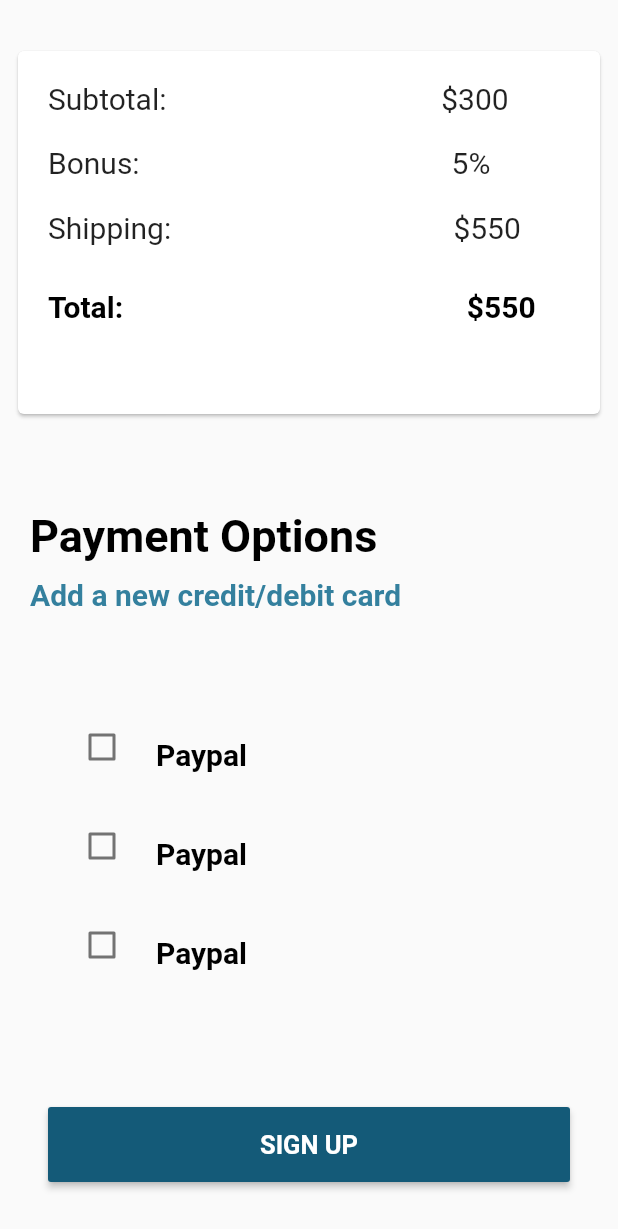
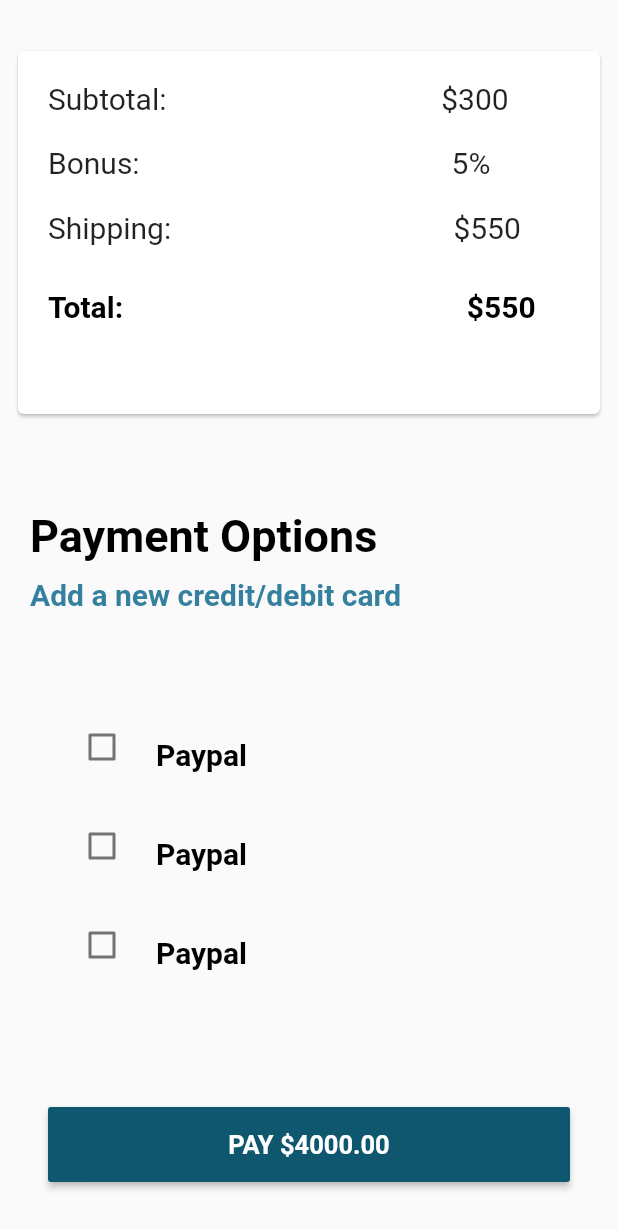
Before and after one commit to HunainHumail/onlala_shopping, a Flutter app: the PaymentOption screen opened directly, on a phone screen of 412 x 824 dp. Shown: the top 1229 px of the screen. Run offline on Flutter 3.47's test engine with Material 2 defaults, Android fonts, the phone set to English and light mode, and no system bars; our stand-ins replace cached_network_image, carousel_pro, chewie, smooth_star_rating, video_player.

Commit message:
Payment(Cart Screen) Corrected!

```diff
--- a/lib/Payment/Paymentoption.dart
+++ b/lib/Payment/Paymentoption.dart
@@ -136,7 +136,7 @@
                     Center(
                         child: Container(
                             decoration: BoxDecoration(
-                              color: Color.fromRGBO(239, 244, 245, 1),
+                              color: Color.fromRGBO(15, 87, 111, 1.0),
                               borderRadius: BorderRadius.only(
                                   topLeft: Radius.circular(5.0),
                                   topRight: Radius.circular(5.0),
@@ -149,10 +149,10 @@
                               child: new RaisedButton(
                                 padding: const EdgeInsets.all(15.0),
                                 textColor: Colors.white,
-                                color: Color.fromRGBO(20, 90, 120, 1),
+                                color: Color.fromRGBO(15, 87, 111, 1.0),
                                 onPressed: () {},
                                 child: new Text(
-                                  "SIGN UP",
+                                  "PAY \$4000.00",
                                   style: TextStyle(
                                       color: Colors.white,
                                       fontWeight: FontWeight.bold,
--- a/lib/main.dart
+++ b/lib/main.dart
@@ -1,4 +1,5 @@
 import 'package:flutter/material.dart';
+import 'package:onlala_shopping/Payment/Creditcardinfo.dart';
 import 'package:onlala_shopping/Payment/Myproducts.dart';
 import 'package:onlala_shopping/Payment/Paymentoption.dart';
 import 'package:onlala_shopping/Payment/Yourcart.dart';
@@ -30,7 +31,7 @@
 
         debugShowCheckedModeBanner: false,
         // home: OnboardingPage(),
-        home:PaymentOption(),
+        home:CreditCard(),
 
       )
   );
```
